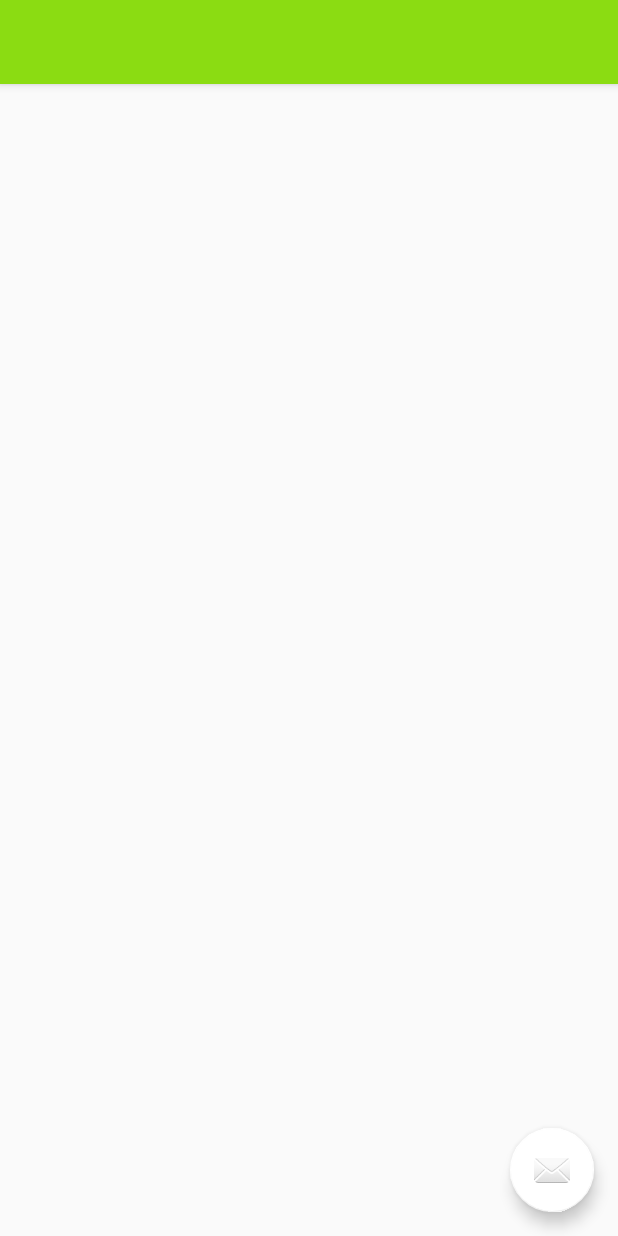
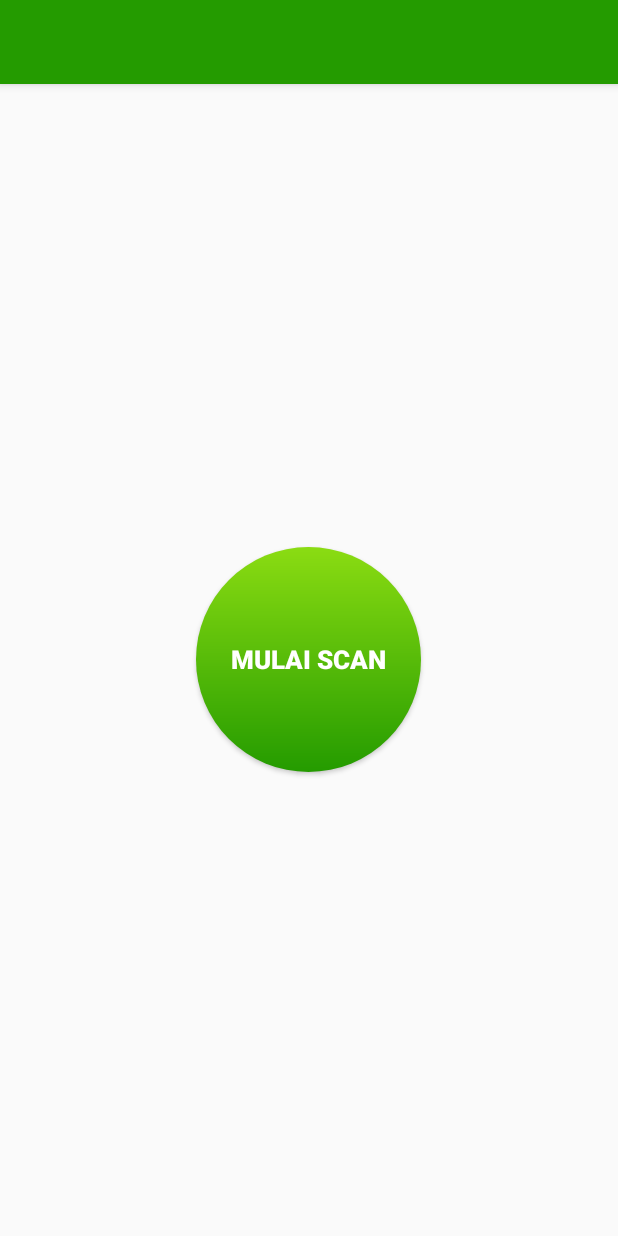
Before and after one commit to rogcomfox/AutoScad, an Android app: the layout activity_main.xml on its own in the app's theme, with its tools: preview values and no code run, on a phone screen of 412 x 824 dp. Run offline under Robolectric (Android 15) with nearby library versions, the phone set to English and light mode, and no system bars.

Commit message:
fix main page

```diff
--- a/app/src/main/res/layout/activity_main.xml
+++ b/app/src/main/res/layout/activity_main.xml
@@ -20,6 +20,7 @@
         android:layout_gravity="start"
         android:fitsSystemWindows="true"
         app:headerLayout="@layout/nav_header_main"
-        app:menu="@menu/activity_main_drawer" />
+        app:menu="@menu/activity_main_drawer"
+        app:itemTextColor="@color/colorBlack"/>
 
 </androidx.drawerlayout.widget.DrawerLayout>
--- a/app/src/main/res/layout/app_bar_main.xml
+++ b/app/src/main/res/layout/app_bar_main.xml
@@ -15,19 +15,12 @@
             android:id="@+id/toolbar"
             android:layout_width="match_parent"
             android:layout_height="?attr/actionBarSize"
-            android:background="?attr/colorPrimary"
-            app:popupTheme="@style/AppTheme.PopupOverlay" />
+            android:background="?attr/colorPrimaryDark"
+            app:popupTheme="@style/AppTheme.PopupOverlay"
+            app:titleTextColor="@color/colorWhite"/>
 
     </com.google.android.material.appbar.AppBarLayout>
 
     <include layout="@layout/content_main" />
 
-    <com.google.android.material.floatingactionbutton.FloatingActionButton
-        android:id="@+id/fab"
-        android:layout_width="wrap_content"
-        android:layout_height="wrap_content"
-        android:layout_gravity="bottom|end"
-        android:layout_margin="@dimen/fab_margin"
-        app:srcCompat="@android:drawable/ic_dialog_email" />
-
 </androidx.coordinatorlayout.widget.CoordinatorLayout>
--- a/app/src/main/res/layout/content_main.xml
+++ b/app/src/main/res/layout/content_main.xml
@@ -1,5 +1,5 @@
 <?xml version="1.0" encoding="utf-8"?>
-<androidx.constraintlayout.widget.ConstraintLayout xmlns:android="http://schemas.android.com/apk/res/android"
+<RelativeLayout xmlns:android="http://schemas.android.com/apk/res/android"
     xmlns:app="http://schemas.android.com/apk/res-auto"
     xmlns:tools="http://schemas.android.com/tools"
     android:layout_width="match_parent"
@@ -7,5 +7,14 @@
     app:layout_behavior="@string/appbar_scrolling_view_behavior"
     tools:context=".Activity.MainActivity"
     tools:showIn="@layout/app_bar_main">
-
-</androidx.constraintlayout.widget.ConstraintLayout>
+    <Button
+        android:id="@+id/btn_mulai"
+        android:layout_width="150dp"
+        android:layout_height="150dp"
+        android:layout_centerInParent="true"
+        android:background="@drawable/btn_mulai"
+        android:text="@string/mulai_scan"
+        android:textSize="17sp"
+        android:textColor="@color/colorWhite"
+        android:textStyle="bold"/>
+</RelativeLayout>
```
Also changed, not shown: app/src/main/java/com/nusantarian/autoscad/Activity/MainActivity.java (+43 -32 lines), app/src/main/res/layout/nav_header_main.xml (+10 -30 lines).
